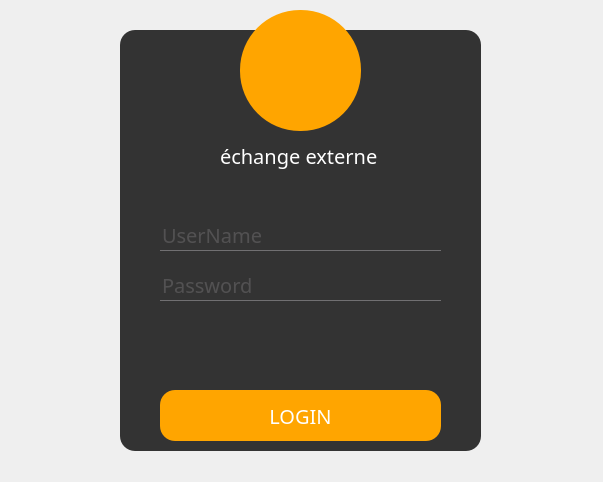
First picture: the form in client/authentification.ui, repository eyawartateni/Smart_Factory_2A4, before the edit.
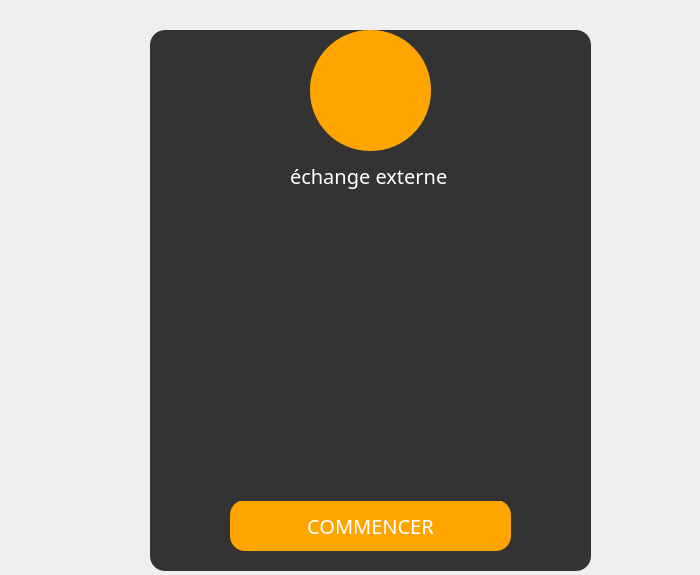
Second picture: the form after the edit. Icons and pictures are not drawn.

What changed in the file:
```diff
--- a/client/authentification.ui
+++ b/client/authentification.ui
@@ -6,8 +6,8 @@
    <rect>
     <x>0</x>
     <y>0</y>
-    <width>603</width>
-    <height>482</height>
+    <width>700</width>
+    <height>575</height>
    </rect>
   </property>
   <property name="windowTitle">
@@ -56,10 +56,10 @@
   <widget class="QFrame" name="frame">
    <property name="geometry">
     <rect>
-     <x>120</x>
+     <x>150</x>
      <y>30</y>
-     <width>361</width>
-     <height>421</height>
+     <width>441</width>
+     <height>541</height>
     </rect>
    </property>
    <property name="frameShape">
@@ -71,8 +71,8 @@
    <widget class="QLabel" name="label">
     <property name="geometry">
      <rect>
-      <x>100</x>
-      <y>110</y>
+      <x>140</x>
+      <y>130</y>
       <width>181</width>
       <height>31</height>
      </rect>
@@ -84,8 +84,8 @@
    <widget class="QPushButton" name="pushButton">
     <property name="geometry">
      <rect>
-      <x>40</x>
-      <y>360</y>
+      <x>80</x>
+      <y>470</y>
       <width>281</width>
       <height>51</height>
      </rect>
@@ -106,68 +106,46 @@
 }</string>
     </property>
     <property name="text">
-     <string>LOGIN</string>
+     <string>COMMENCER</string>
     </property>
    </widget>
-   <widget class="QLineEdit" name="username">
+   <widget class="QToolButton" name="toolButton">
     <property name="geometry">
      <rect>
-      <x>40</x>
-      <y>190</y>
-      <width>281</width>
-      <height>31</height>
+      <x>160</x>
+      <y>0</y>
+      <width>121</width>
+      <height>121</height>
      </rect>
     </property>
     <property name="text">
      <string/>
     </property>
-    <property name="placeholderText">
-     <string>UserName</string>
+    <property name="icon">
+     <iconset resource="resources.qrc">
+      <normaloff>:/images/images/User_icon_BLACK-01.png</normaloff>:/images/images/User_icon_BLACK-01.png</iconset>
     </property>
+    <property name="iconSize">
+     <size>
+      <width>100</width>
+      <height>100</height>
+     </size>
+    </property>
    </widget>
-   <widget class="QLineEdit" name="password">
+   <widget class="QLabel" name="label_2">
     <property name="geometry">
      <rect>
-      <x>40</x>
-      <y>240</y>
-      <width>281</width>
-      <height>31</height>
+      <x>20</x>
+      <y>160</y>
+      <width>401</width>
+      <height>311</height>
      </rect>
     </property>
     <property name="text">
      <string/>
     </property>
-    <property name="echoMode">
-     <enum>QLineEdit::Password</enum>
-    </property>
-    <property name="placeholderText">
-     <string>Password</string>
-    </property>
    </widget>
   </widget>
-  <widget class="QToolButton" name="toolButton">
-   <property name="geometry">
-    <rect>
-     <x>240</x>
-     <y>10</y>
-     <width>121</width>
-     <height>121</height>
-    </rect>
-   </property>
-   <property name="text">
-    <string/>
-   </property>
-   <property name="icon">
-    <iconset resource="resources.qrc">
-     <normaloff>:/images/images/User_icon_BLACK-01.png</normaloff>:/images/images/User_icon_BLACK-01.png</iconset>
-   </property>
-   <property name="iconSize">
-    <size>
-     <width>100</width>
-     <height>100</height>
-    </size>
-   </property>
-  </widget>
  </widget>
  <resources>
   <include location="resources.qrc"/>
```
